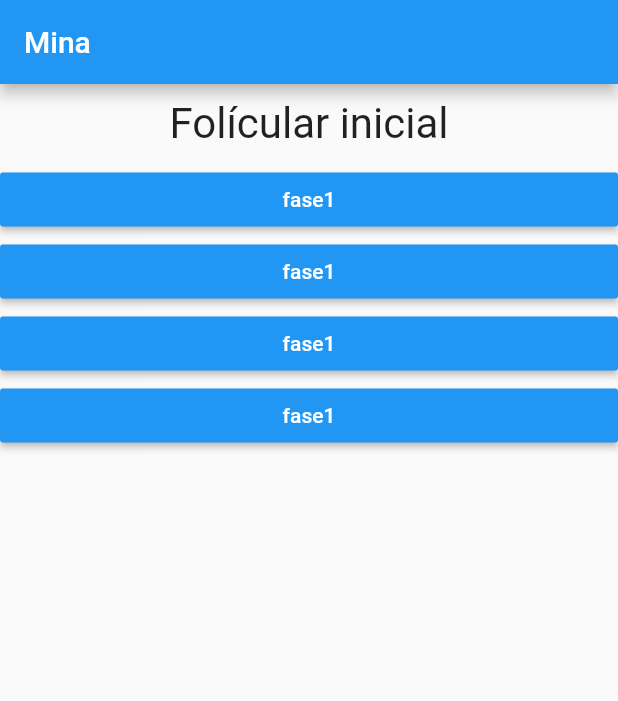
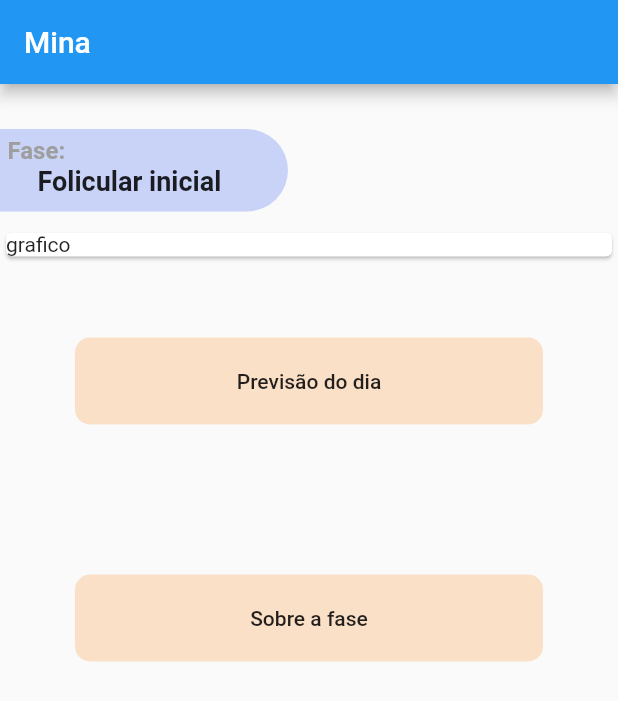
Before and after one commit to Mikhaelle/mina-tcc, a Flutter app: the screen it shows after launch, on a phone screen of 412 x 824 dp. Shown: the top 701 px of the screen. Run offline on Flutter 3.47's test engine with Material 2 defaults, Android fonts, the phone set to English and light mode, and no system bars.

Commit message:
start home page, add buttons

```diff
--- /dev/null
+++ b/appMina/lib/components/home_buttons.dart
@@ -0,0 +1,43 @@
+import 'package:flutter/material.dart';
+
+class HomeButtons extends StatelessWidget {
+  @override
+  Widget build(BuildContext context) {
+    return Column(children: <Widget>[
+      Container(
+        decoration: BoxDecoration(
+          color: Color(0xFFFBE0C8),
+          borderRadius: BorderRadius.all(Radius.circular(10)),
+        ),
+        padding: EdgeInsets.all(5),
+        margin: EdgeInsets.all(50),
+        child: Row(
+          mainAxisAlignment: MainAxisAlignment.center,
+          children: [
+            FlatButton(
+              child: Text("Previsão do dia"),
+              onPressed: () {},
+            )
+          ],
+        ),
+      ),
+      Container(
+        decoration: BoxDecoration(
+          color: Color(0xFFFBE0C8),
+          borderRadius: BorderRadius.all(Radius.circular(10)),
+        ),
+        padding: EdgeInsets.all(5),
+        margin: EdgeInsets.all(50),
+        child: Row(
+          mainAxisAlignment: MainAxisAlignment.center,
+          children: [
+            FlatButton(
+              child: Text("Sobre a fase"),
+              onPressed: () {},
+            )
+          ],
+        ),
+      )
+    ]);
+  }
+}
--- /dev/null
+++ b/appMina/lib/components/home_phase.dart
@@ -0,0 +1,39 @@
+import 'package:flutter/material.dart';
+import '../models/ phases.dart';
+
+class HomePhase extends StatelessWidget {
+  final List<Phases> phases;
+
+  HomePhase(this.phases);
+
+  @override
+  Widget build(BuildContext context) {
+    return Container(
+      decoration: BoxDecoration(
+        color: Color(0xFFC9D3F8),
+        borderRadius: BorderRadius.only(
+            topRight: Radius.circular(50), bottomRight: Radius.circular(50)),
+      ),
+      padding: EdgeInsets.all(5),
+      margin: EdgeInsets.fromLTRB(0, 30, 220, 10),
+      child: Column(
+          crossAxisAlignment: CrossAxisAlignment.start,
+          children: <Widget>[
+            Text(
+              'Fase:',
+              style: TextStyle(
+                  fontWeight: FontWeight.bold,
+                  color: Colors.grey,
+                  fontSize: 16),
+            ),
+            Container(
+              padding: EdgeInsets.fromLTRB(20, 0, 0, 5),
+              child: Text(
+                phases[0].title,
+                style: TextStyle(fontWeight: FontWeight.bold, fontSize: 18),
+              ),
+            )
+          ]),
+    );
+  }
+}
--- a/appMina/lib/main.dart
+++ b/appMina/lib/main.dart
@@ -1,93 +1,39 @@
+import 'package:appMina/components/home_buttons.dart';
+import 'package:appMina/components/home_phase.dart';
+import 'package:appMina/models/%20phases.dart';
 import 'package:flutter/material.dart';
-import './questionario.dart';
-import './resultado.dart';
 
-main() {
-  runApp(new PerguntaApp());
+void main() {
+  runApp(MinaApp());
 }
 
-class _PerguntaAppState extends State<PerguntaApp> {
-  var _faseSelecionada = 0;
-  var _pontuacaoTotal = 0;
-  final _fasesDoCiclo = const [
-    {
-      'texto': 'Folícular inicial',
-      'respostas': [
-        {'texto': 'fase1', 'nota': 10},
-        {'texto': 'fase1', 'nota': 5},
-        {'texto': 'fase1', 'nota': 3},
-        {'texto': 'fase1', 'nota': 2},
-      ],
-    },
-    {
-      'texto': 'Folicular final',
-      'respostas': [
-        {'texto': 'fase2', 'nota': 10},
-        {'texto': 'fase2', 'nota': 5},
-        {'texto': 'fase2', 'nota': 3},
-        {'texto': 'fase2', 'nota': 2},
-      ],
-    },
-    {
-      'texto': 'Lutea inicial',
-      'respostas': [
-        {'texto': 'fase3', 'nota': 10},
-        {'texto': 'fase3', 'nota': 5},
-        {'texto': 'fase3', 'nota': 3},
-        {'texto': 'fase3', 'nota': 2},
-      ],
-    },
-    {
-      'texto': 'Lutea final',
-      'respostas': [
-        {'texto': 'fase4', 'nota': 10},
-        {'texto': 'fase4', 'nota': 5},
-        {'texto': 'fase4', 'nota': 3},
-        {'texto': 'fase4', 'nota': 2},
-      ],
-    }
+class MinaApp extends StatelessWidget {
+  @override
+  Widget build(BuildContext context) {
+    return MaterialApp(home: HomePage());
+  }
+}
+
+class HomePage extends StatelessWidget {
+  final _phases = [
+    Phases(id: 'f1', title: 'Folicular inicial'),
+    Phases(id: 'f2', title: 'Folicular tardia'),
+    Phases(id: 'f3', title: 'Lútea inicial'),
+    Phases(id: 'f4', title: 'Lútea tardia')
   ];
-
-
-  void _funcaoTipo1(int pontuacao) {
-    setState(() {
-      _faseSelecionada++;
-      _pontuacaoTotal += pontuacao;
-    });
-    print(_faseSelecionada);
-  }
-
-
-  void _reiniciarQuestionario(){
-    setState(() {
-      _faseSelecionada = 0;
-      _pontuacaoTotal = 0;
-    });
-  }
-  bool get temFaseSelecionada {
-    return _faseSelecionada < _fasesDoCiclo.length;
-  }
 
   @override
   Widget build(BuildContext context) {
-    return MaterialApp(
-      home: Scaffold(
-        appBar: AppBar(
-          title: Text('Mina'),
-        ),
-        body: temFaseSelecionada
-            ? Questionario(
-                faseSelecionada: _faseSelecionada,
-                fasesDoCiclo: _fasesDoCiclo,
-                funcaoTipo1: _funcaoTipo1)
-            : Resultado(_pontuacaoTotal, _reiniciarQuestionario),
-      ),
-    );
+    return Scaffold(
+        appBar: AppBar(title: Text('Mina')),
+        body: Column(
+            crossAxisAlignment: CrossAxisAlignment.stretch,
+            children: <Widget>[
+              HomePhase(_phases),
+              Card(
+                child: Text('grafico'),
+              ),
+              HomeButtons(),
+            ]));
   }
 }
-
-class PerguntaApp extends StatefulWidget {
-  _PerguntaAppState createState() {
-    return _PerguntaAppState();
-  }
-}
--- /dev/null
+++ b/appMina/lib/models/ phases.dart
@@ -0,0 +1,8 @@
+import 'package:flutter/foundation.dart';
+
+class Phases {
+  final String id;
+  final String title;
+
+  Phases({@required this.id, @required this.title});
+}
--- a/appMina/lib/questao.dart
+++ /dev/null
@@ -1,20 +0,0 @@
-import 'package:flutter/material.dart';
-
-class Questao extends StatelessWidget {
-  final String texto;
-
-  Questao(this.texto);
-
-  @override
-  Widget build(BuildContext context) {
-    return Container(
-      width: double.infinity,
-      margin: EdgeInsets.all(10) ,
-      child: Text(
-        texto,
-        style: TextStyle(fontSize: 28),
-        textAlign: TextAlign.center,
-      ),
-    );
-  }
-}
--- a/appMina/lib/questionario.dart
+++ /dev/null
@@ -1,33 +0,0 @@
-import 'package:flutter/material.dart';
-import './questao.dart';
-import './resposta.dart';
-
-class Questionario extends StatelessWidget {
-  final int faseSelecionada;
-  final List<Map<String, Object>> fasesDoCiclo;
-  final void Function(int) funcaoTipo1;
-
-  Questionario({
-    @required this.faseSelecionada,
-    @required this.fasesDoCiclo,
-    @required this.funcaoTipo1,
-  });
-
-  bool get temFaseSelecionada {
-    return faseSelecionada < fasesDoCiclo.length;
-  }
-
-  @override
-  Widget build(BuildContext context) {
-    List<Map<String, Object>> respostas =
-        temFaseSelecionada ? fasesDoCiclo[faseSelecionada]['respostas'] : null;
-    return Column(
-      children: <Widget>[
-        Questao(fasesDoCiclo[faseSelecionada]['texto']),
-        ...respostas.map((resp) {
-          return Resposta(resp['texto'], () => funcaoTipo1(resp['nota']));
-        }).toList(),
-      ],
-    );
-  }
-}
--- a/appMina/lib/resposta.dart
+++ /dev/null
@@ -1,21 +0,0 @@
-import 'package:flutter/material.dart';
-
-class Resposta extends StatelessWidget {
-  final String texto;
-  final void Function() quandoSelecionado;
-
-  Resposta(this.texto, this.quandoSelecionado);
-
-  @override
-  Widget build(BuildContext context) {
-    return Container(
-      width: double.infinity,
-      child: RaisedButton(
-        textColor: Colors.white,
-        color: Colors.blue,
-        child: Text(texto),
-        onPressed: quandoSelecionado,
-      ),
-    );
-  }
-}
--- a/appMina/lib/resultado.dart
+++ /dev/null
@@ -1,44 +0,0 @@
-import 'package:flutter/material.dart';
-
-class Resultado extends StatelessWidget {
-  final int pontuacao;
-
-  final void Function() reiniciarQuestionario;
-
-  Resultado(this.pontuacao, this.reiniciarQuestionario);
-
-  String get fraseResultado {
-    if (pontuacao < 8) {
-      return 'Parabens!';
-    } else if (pontuacao < 12) {
-      return 'Você é bom';
-    } else if (pontuacao < 16) {
-      return 'Impressionante';
-    } else {
-      return 'Nível Jedi!';
-    }
-  }
-
-  @override
-  Widget build(BuildContext context) {
-    return Column(
-      mainAxisAlignment: MainAxisAlignment.center,
-      children: <Widget>[
-        Center(
-          child: Text(
-            fraseResultado,
-            style: TextStyle(fontSize: 28),
-          ),
-        ),
-        FlatButton(
-          child: Text(
-            'Reiniciar?',
-            style: TextStyle(fontSize: 18),
-          ),
-          textColor: Colors.blue,
-          onPressed: reiniciarQuestionario,
-        )
-      ],
-    );
-  }
-}
--- a/appMina/pubspec.yaml
+++ b/appMina/pubspec.yaml
@@ -23,6 +23,7 @@ environment:
 dependencies:
   flutter:
     sdk: flutter
+  intl: ^0.16.1
 
 
   # The following adds the Cupertino Icons font to your application.
```
Also changed, not shown: appMina/pubspec.lock, 1 other file.
